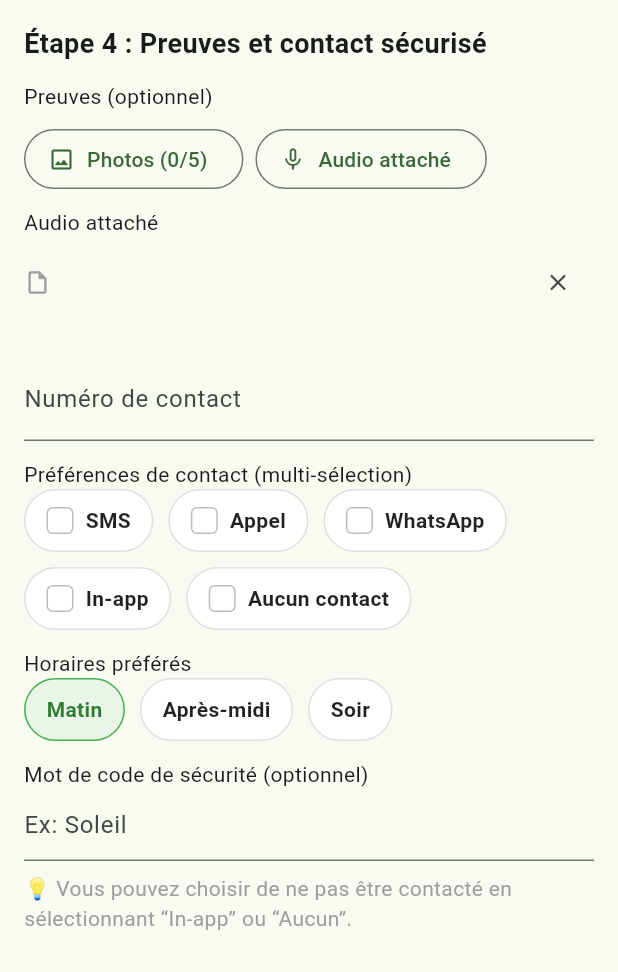
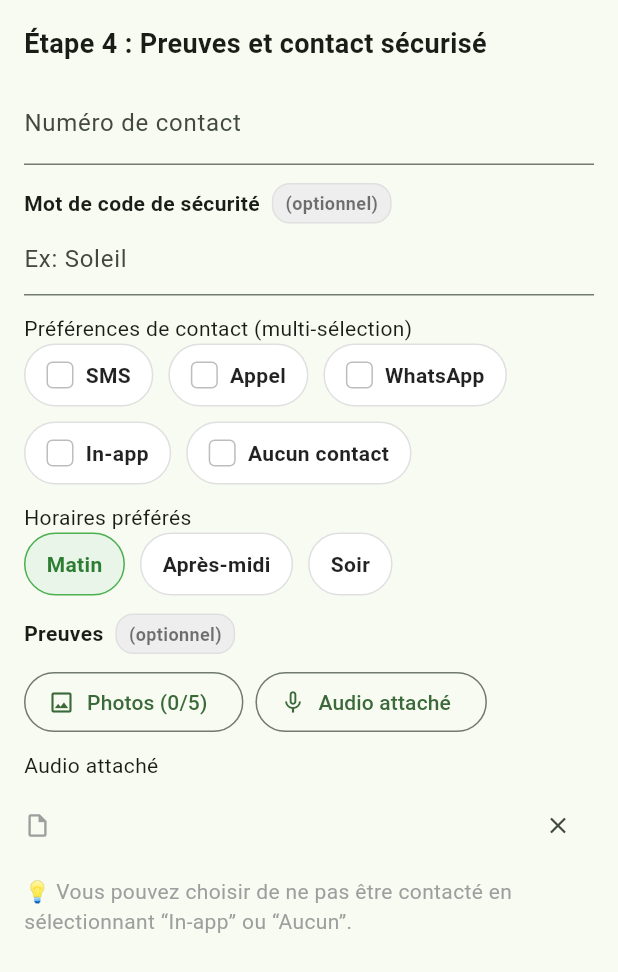
Before and after one commit to sergenewton/assistance-msaada-2.0, a Flutter app: the _Step4EvidenceAndContact widget shown alone on an empty page, opened directly with empty values, on a phone screen of 412 x 824 dp. Shown: the top 972 px of the screen. Run offline on Flutter 3.47's test engine with Material 3 defaults, Android fonts, the phone set to English and light mode, and no system bars; our stand-ins replace connectivity_plus, dartz, dio, equatable, file_picker, flutter_riverpod and 7 more; missing offline and left inert: flutter_sound, record; accounts and stored records are empty.

Commit message:
feat(mobile): migration de l’enregistrement audio vers record (AAC .m4a, 3 min, stockage temporaire); lecture via FlutterSound; correctifs UI (compteur, overflow)
chore(mobile): MAJ deps – record ^6.1.2, path_provider ^2.1.4, http_parser ^4.0.2

feat(backend): prise en charge multipart/form-data (description_audio) et ajustements de validation

```diff
--- a/mobile-app/lib/presentation/screens/report/report_wizard_screen.dart
+++ b/mobile-app/lib/presentation/screens/report/report_wizard_screen.dart
@@ -6,9 +6,10 @@ import 'package:flutter/material.dart';
 import 'package:go_router/go_router.dart';
 import 'package:geolocator/geolocator.dart';
 import 'package:flutter_sound/flutter_sound.dart';
-import 'package:permission_handler/permission_handler.dart';
+import 'package:record/record.dart';
 import 'package:image_picker/image_picker.dart';
 import 'package:file_picker/file_picker.dart';
+import 'package:path_provider/path_provider.dart';
 import '../../../core/constants/route_constants.dart';
 import 'report_models.dart';
 import '../../../features/reports/wizard/report_submission_service.dart';
@@ -479,7 +480,7 @@ class _Step2PersonsAndIncidentState extends State<_Step2PersonsAndIncident> {
   final _descriptionCtrl = TextEditingController();
 
   // Audio description (optional)
-  final FlutterSoundRecorder _recorder = FlutterSoundRecorder();
+  final AudioRecorder _recorder = AudioRecorder();
   bool _recorderReady = false;
   bool _isRecording = false;
   bool _gpsSuccess = false;
@@ -512,10 +513,8 @@ class _Step2PersonsAndIncidentState extends State<_Step2PersonsAndIncident> {
     _victimCtrl.dispose();
     _descriptionCtrl.dispose();
     _addressCtrl.dispose();
-    // Close recorder
-    if (_recorderReady) {
-      _recorder.closeRecorder();
-    }
+    // Dispose recorder
+    _recorder.dispose();
     if (_playerReady) {
       _player.closePlayer();
     }
@@ -738,14 +737,11 @@ class _Step2PersonsAndIncidentState extends State<_Step2PersonsAndIncident> {
 
   Future<void> _initRecorder() async {
     try {
-      if (!kIsWeb) {
-        final status = await Permission.microphone.request();
-        if (!status.isGranted) {
+  final hasPerm = await _recorder.hasPermission();
+      if (!hasPerm) {
         setState(() => _recorderReady = false);
         return;
       }
-      }
-      await _recorder.openRecorder();
       setState(() => _recorderReady = true);
     } catch (_) {
       setState(() => _recorderReady = false);
@@ -780,10 +776,24 @@ class _Step2PersonsAndIncidentState extends State<_Step2PersonsAndIncident> {
     return '$m:$ss';
   }
 
+  // Ensure audio records into a valid temp location accessible by the app (Android/iOS/Web)
+  Future<String> _getTempFilePath() async {
+    final dir = await getTemporaryDirectory();
+    return '${dir.path}/desc_${DateTime.now().millisecondsSinceEpoch}.m4a';
+  }
+
   Future<void> _startRecording() async {
     if (!_recorderReady) return;
     try {
-      await _recorder.startRecorder(toFile: 'desc_${DateTime.now().millisecondsSinceEpoch}.m4a');
+      final path = await _getTempFilePath();
+      await _recorder.start(
+        const RecordConfig(
+          encoder: AudioEncoder.aacLc,
+          bitRate: 128000,
+          sampleRate: 44100,
+        ),
+        path: path,
+      );
       setState(() => _isRecording = true);
       _startCountdown();
     } catch (_) {
@@ -794,7 +804,7 @@ class _Step2PersonsAndIncidentState extends State<_Step2PersonsAndIncident> {
   Future<void> _stopRecording({bool save = true}) async {
     if (!_recorderReady) return;
     try {
-      final path = await _recorder.stopRecorder();
+  final path = await _recorder.stop();
       _timer?.cancel();
       setState(() => _isRecording = false);
       if (save && path != null && mounted) {
@@ -834,43 +844,59 @@ class _Step2PersonsAndIncidentState extends State<_Step2PersonsAndIncident> {
     final hasAudio = d.descriptionAudioPath != null;
     return Row(
       children: [
-        // Round red record/pause button
-        GestureDetector(
-          onLongPressStart: (_) async {
-            if (!_isRecording) {
-              await _startRecording();
-            }
-          },
-          onLongPressEnd: (_) async {
+        // Record/stop button (tap to toggle)
+        InkWell(
+          onTap: () async {
             if (_isRecording) {
               await _stopRecording(save: true);
+            } else {
+              await _startRecording();
             }
           },
+          customBorder: const CircleBorder(),
           child: Container(
             width: 56,
             height: 56,
             decoration: BoxDecoration(
               color: _isRecording ? Colors.orange : Colors.red,
               shape: BoxShape.circle,
+              boxShadow: [
+                if (_isRecording)
+                  const BoxShadow(color: Colors.orangeAccent, blurRadius: 8, spreadRadius: 2),
+              ],
             ),
             alignment: Alignment.center,
-            child: const Icon(Icons.mic, color: Colors.white),
+            child: Icon(_isRecording ? Icons.stop : Icons.mic, color: Colors.white),
           ),
         ),
         const SizedBox(width: 12),
         // Label and countdown
-        Column(
+        Expanded(
+          child: Column(
             crossAxisAlignment: CrossAxisAlignment.start,
             children: [
-            Text(_isRecording
+              Text(
+                _isRecording
                     ? 'Enregistrement en cours…'
-                : (hasAudio ? 'Reprendre' : 'voulez‑vous enregistrer une description audio ?')),
+                    : (hasAudio
+                        ? 'Un message audio est enregistré'
+                        : 'Voulez-vous enregistrer une description audio ?'),
+                maxLines: 1,
+                overflow: TextOverflow.ellipsis,
+              ),
               if (_isRecording)
-              Text(_fmt(_secondsLeft), style: const TextStyle(fontWeight: FontWeight.w600, color: Colors.red)),
-          ],
+                Text(
+                  _fmt(_secondsLeft),
+                  style: const TextStyle(fontWeight: FontWeight.w600, color: Colors.red),
+                ),
+            ],
+          ),
         ),
         const SizedBox(width: 12),
         if (hasAudio) ...[
+          Row(
+            mainAxisSize: MainAxisSize.min,
+            children: [
               IconButton(
                 onPressed: _togglePlay,
                 icon: Icon(_isPlaying ? Icons.stop : Icons.play_arrow),
@@ -880,6 +906,8 @@ class _Step2PersonsAndIncidentState extends State<_Step2PersonsAndIncident> {
                 onPressed: _deleteAudio,
                 icon: const Icon(Icons.delete_outline),
                 tooltip: 'Supprimer',
+              ),
+            ],
           ),
         ],
       ],
@@ -1042,7 +1070,74 @@ class _Step4EvidenceAndContactState extends State<_Step4EvidenceAndContact> {
           const Text('Étape 4 : Preuves et contact sécurisé',
               style: TextStyle(fontSize: 18, fontWeight: FontWeight.w600)),
           const SizedBox(height: 12),
-          const Text('Preuves (optionnel)'),
+          // 1) Numéro de contact
+          TextFormField(
+            controller: _phoneCtrl,
+            keyboardType: TextInputType.phone,
+            decoration: const InputDecoration(
+              labelText: 'Numéro de contact',
+              hintText: 'Ex: +243 99 123 45 67',
+            ),
+            onChanged: (v) => widget.onChanged(d.copyWith(contactNumber: v)),
+            validator: (v) => (v == null || v.trim().isEmpty) ? 'Requis' : null,
+          ),
+          const SizedBox(height: 12),
+          // 2) Mot de code de sécurité (optionnel)
+          Row(
+            children: [
+              const Text('Mot de code de sécurité', style: TextStyle(fontWeight: FontWeight.w600)),
+              const SizedBox(width: 8),
+              _optionalBadge(),
+            ],
+          ),
+          TextFormField(
+            controller: _codeCtrl,
+            onChanged: (v) => widget.onChanged(d.copyWith(securityCode: v.isEmpty ? null : v)),
+            decoration: const InputDecoration(hintText: 'Ex: Soleil'),
+          ),
+          const SizedBox(height: 12),
+          // 3) Préférences de contact (multi-sélection)
+          const Text('Préférences de contact (multi-sélection)'),
+          Wrap(
+            spacing: 10,
+            runSpacing: 10,
+            children: ContactPref.values.map((c) {
+              final selected = d.contactPrefs.contains(c);
+              return _PillOption(
+                label: _cLabel(c),
+                selected: selected,
+                onTap: () {
+                  final set = {...d.contactPrefs};
+                  selected ? set.remove(c) : set.add(c);
+                  widget.onChanged(d.copyWith(contactPrefs: set));
+                },
+                multi: true,
+              );
+            }).toList(),
+          ),
+          const SizedBox(height: 12),
+          // Horaires préférés (lié aux préférences de contact)
+          const Text('Horaires préférés'),
+          Wrap(
+            spacing: 10,
+            runSpacing: 10,
+            children: TimePref.values
+                .map((t) => _PillOption(
+                      label: _tLabel(t),
+                      selected: d.timePref == t,
+                      onTap: () => widget.onChanged(d.copyWith(timePref: t)),
+                    ))
+                .toList(),
+          ),
+          const SizedBox(height: 12),
+          // 4) Preuves (optionnelles)
+          Row(
+            children: [
+              const Text('Preuves', style: TextStyle(fontWeight: FontWeight.w600)),
+              const SizedBox(width: 8),
+              _optionalBadge(),
+            ],
+          ),
           const SizedBox(height: 8),
           Wrap(
             spacing: 8,
@@ -1093,58 +1188,6 @@ class _Step4EvidenceAndContactState extends State<_Step4EvidenceAndContact> {
             const SizedBox(height: 4),
             _fileRow(_pathBaseName(d.audioPath!), onRemove: () => widget.onChanged(d.copyWith(audioPath: null))),
           ],
-          const SizedBox(height: 16),
-
-          const SizedBox(height: 8),
-          TextFormField(
-            controller: _phoneCtrl,
-            keyboardType: TextInputType.phone,
-            decoration: const InputDecoration(
-              labelText: 'Numéro de contact',
-              hintText: 'Ex: +243 99 123 45 67',
-            ),
-            onChanged: (v) => widget.onChanged(d.copyWith(contactNumber: v)),
-            validator: (v) => (v == null || v.trim().isEmpty) ? 'Requis' : null,
-          ),
-          const SizedBox(height: 12),
-          const Text('Préférences de contact (multi-sélection)'),
-          Wrap(
-            spacing: 10,
-            runSpacing: 10,
-            children: ContactPref.values.map((c) {
-              final selected = d.contactPrefs.contains(c);
-              return _PillOption(
-                label: _cLabel(c),
-                selected: selected,
-                onTap: () {
-                  final set = {...d.contactPrefs};
-                  selected ? set.remove(c) : set.add(c);
-                  widget.onChanged(d.copyWith(contactPrefs: set));
-                },
-                multi: true,
-              );
-            }).toList(),
-          ),
-          const SizedBox(height: 12),
-          const Text('Horaires préférés'),
-          Wrap(
-            spacing: 10,
-            runSpacing: 10,
-            children: TimePref.values
-                .map((t) => _PillOption(
-                      label: _tLabel(t),
-                      selected: d.timePref == t,
-                      onTap: () => widget.onChanged(d.copyWith(timePref: t)),
-                    ))
-                .toList(),
-          ),
-          const SizedBox(height: 12),
-          const Text('Mot de code de sécurité (optionnel)'),
-          TextFormField(
-            controller: _codeCtrl,
-            onChanged: (v) => widget.onChanged(d.copyWith(securityCode: v.isEmpty ? null : v)),
-            decoration: const InputDecoration(hintText: 'Ex: Soleil'),
-          ),
           const SizedBox(height: 8),
           const Text(
             '💡 Vous pouvez choisir de ne pas être contacté en sélectionnant “In-app” ou “Aucun”.',
@@ -1371,6 +1414,22 @@ String _pathBaseName(String p) {
   return parts.isNotEmpty ? parts.last : p;
 }
 
+// Small badge '(optionnel)' used in Step 4
+Widget _optionalBadge() {
+  return Container(
+    padding: const EdgeInsets.symmetric(horizontal: 8, vertical: 4),
+    decoration: BoxDecoration(
+      color: Colors.grey.shade200,
+      borderRadius: BorderRadius.circular(12),
+      border: Border.all(color: Colors.grey.shade300),
+    ),
+    child: const Text(
+      '(optionnel)',
+      style: TextStyle(fontSize: 12, color: Colors.black54, fontWeight: FontWeight.w600),
+    ),
+  );
+}
+
 // Small square photo thumbnail using XFile bytes (works on mobile and web)
 class _PhotoThumb extends StatelessWidget {
   final String path;
--- a/mobile-app/pubspec.yaml
+++ b/mobile-app/pubspec.yaml
@@ -38,8 +38,11 @@ dependencies:
 
   # Audio
   flutter_sound: ^9.2.13
+  record: ^6.1.2
   permission_handler: ^11.1.0
   geolocator: ^12.0.0
+  path_provider: ^2.1.4
+  http_parser: ^4.0.2
 
   # Image et fichiers
   image_picker: ^1.0.7
```
Also changed, not shown: mobile-app/pubspec.lock, 6 other files. Lines whose indentation alone changed are shown as unchanged.
